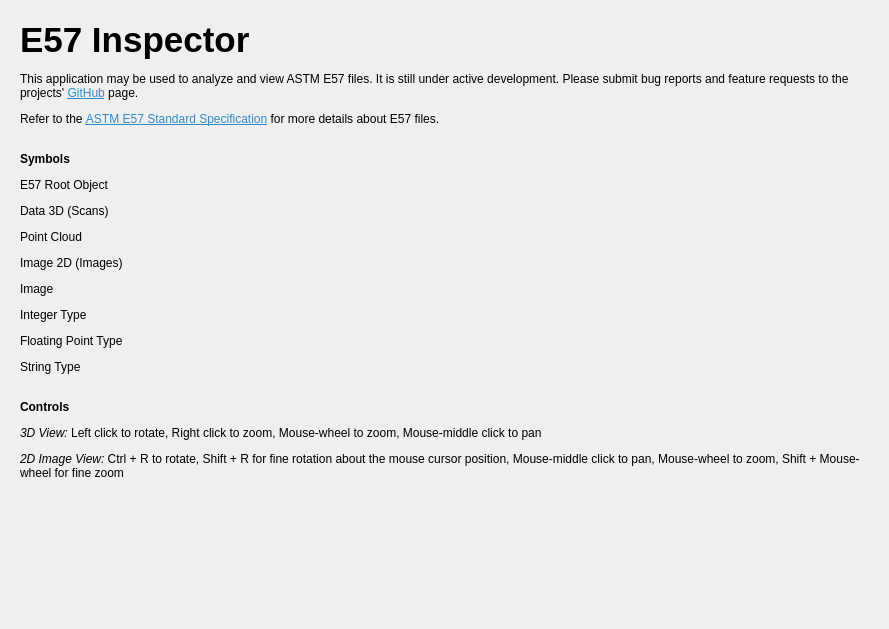
Before: the Qt Designer form app/welcome.ui in sisakat/e57inspector, drawn with Qt 5.
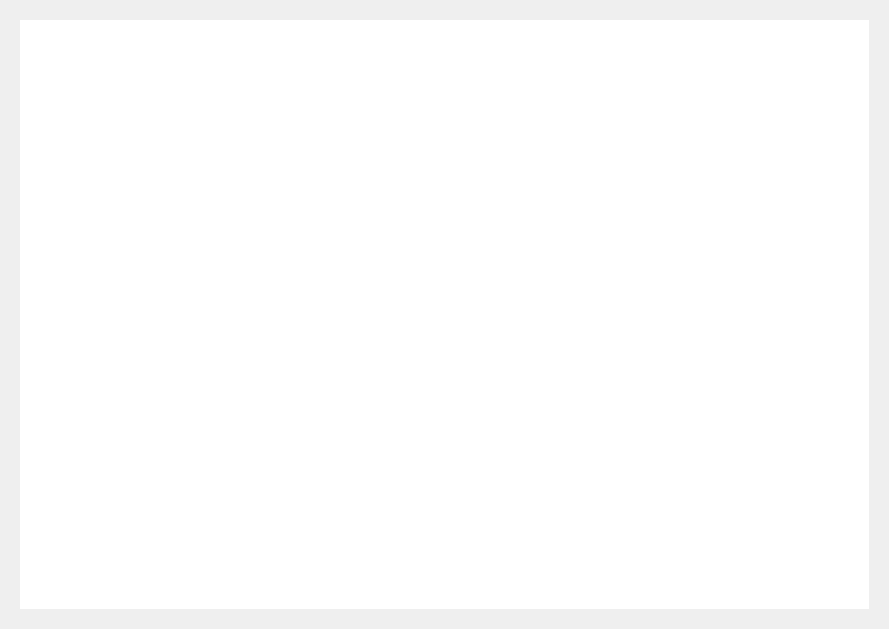
After: the same form once the commit is applied. Icons and pictures are not drawn.

Commit message: Rework welcome screen

The edit to the form file:
```diff
--- a/app/welcome.ui
+++ b/app/welcome.ui
@@ -33,29 +33,23 @@
        <rect>
         <x>0</x>
         <y>0</y>
-        <width>857</width>
-        <height>619</height>
+        <width>871</width>
+        <height>611</height>
        </rect>
       </property>
       <layout class="QVBoxLayout" name="verticalLayout_3">
        <item>
         <layout class="QVBoxLayout" name="verticalLayout">
          <item>
-          <widget class="QLabel" name="label">
-           <property name="text">
-            <string>&lt;html&gt;&lt;head/&gt;&lt;body&gt;&lt;p&gt;&lt;span style=&quot; font-size:26pt; font-weight:700;&quot;&gt;E57 Inspector&lt;/span&gt;&lt;/p&gt;&lt;p&gt;This application may be used to analyze and view ASTM E57 files. It is still under active development. Please submit bug reports and feature requests to the projects' &lt;a href=&quot;https://github.com/sisakat/e57inspector&quot;&gt;&lt;span style=&quot; text-decoration: underline; color:#308cc6;&quot;&gt;GitHub&lt;/span&gt;&lt;/a&gt; page.&lt;/p&gt;&lt;p&gt;Refer to the &lt;a href=&quot;https://www.astm.org/e2807-11r19.html&quot;&gt;&lt;span style=&quot; text-decoration: underline; color:#308cc6;&quot;&gt;ASTM E57 Standard Specification&lt;/span&gt;&lt;/a&gt; for more details about E57 files.&lt;br/&gt;&lt;/p&gt;&lt;p&gt;&lt;span style=&quot; font-weight:700;&quot;&gt;Symbols&lt;/span&gt;&lt;/p&gt;&lt;p&gt;&lt;img src=&quot;:/icons/E57.png&quot;/&gt; E57 Root Object &lt;/p&gt;&lt;p&gt;&lt;img src=&quot;:/icons/Data3D.png&quot;/&gt; Data 3D (Scans)&lt;/p&gt;&lt;p&gt;&lt;img src=&quot;:/icons/Pointcloud.png&quot;/&gt; Point Cloud&lt;/p&gt;&lt;p&gt;&lt;img src=&quot;:/icons/Image2D.png&quot;/&gt; Image 2D (Images)&lt;/p&gt;&lt;p&gt;&lt;img src=&quot;:/icons/Image.png&quot;/&gt; Image&lt;/p&gt;&lt;p&gt;&lt;img src=&quot;:/icons/Integer.png&quot;/&gt; Integer Type&lt;/p&gt;&lt;p&gt;&lt;img src=&quot;:/icons/Float.png&quot;/&gt; Floating Point Type&lt;/p&gt;&lt;p&gt;&lt;img src=&quot;:/icons/String.png&quot;/&gt; String Type&lt;/p&gt;&lt;p&gt;&lt;br/&gt;&lt;span style=&quot; font-weight:700;&quot;&gt;Controls&lt;/span&gt;&lt;/p&gt;&lt;p&gt;&lt;span style=&quot; font-style:italic;&quot;&gt;3D View:&lt;/span&gt; Left click to rotate, Right click to zoom, Mouse-wheel to zoom, Mouse-middle click to pan&lt;/p&gt;&lt;p&gt;&lt;span style=&quot; font-style:italic;&quot;&gt;2D Image View: &lt;/span&gt;Ctrl + R to rotate, Shift + R for fine rotation about the mouse cursor position, Mouse-middle click to pan, Mouse-wheel to zoom, Shift + Mouse-wheel for fine zoom&lt;br/&gt;&lt;/p&gt;&lt;/body&gt;&lt;/html&gt;</string>
+          <widget class="QTextBrowser" name="textBrowser">
+           <property name="frameShape">
+            <enum>QFrame::NoFrame</enum>
            </property>
-           <property name="textFormat">
-            <enum>Qt::RichText</enum>
+           <property name="frameShadow">
+            <enum>QFrame::Plain</enum>
            </property>
-           <property name="alignment">
-            <set>Qt::AlignLeading|Qt::AlignLeft|Qt::AlignTop</set>
-           </property>
-           <property name="wordWrap">
-            <bool>true</bool>
-           </property>
-           <property name="margin">
-            <number>20</number>
+           <property name="textInteractionFlags">
+            <set>Qt::LinksAccessibleByKeyboard|Qt::LinksAccessibleByMouse|Qt::TextBrowserInteraction|Qt::TextEditable|Qt::TextEditorInteraction|Qt::TextSelectableByKeyboard|Qt::TextSelectableByMouse</set>
            </property>
            <property name="openExternalLinks">
             <bool>true</bool>
```
The commit also changes 3 other files.
